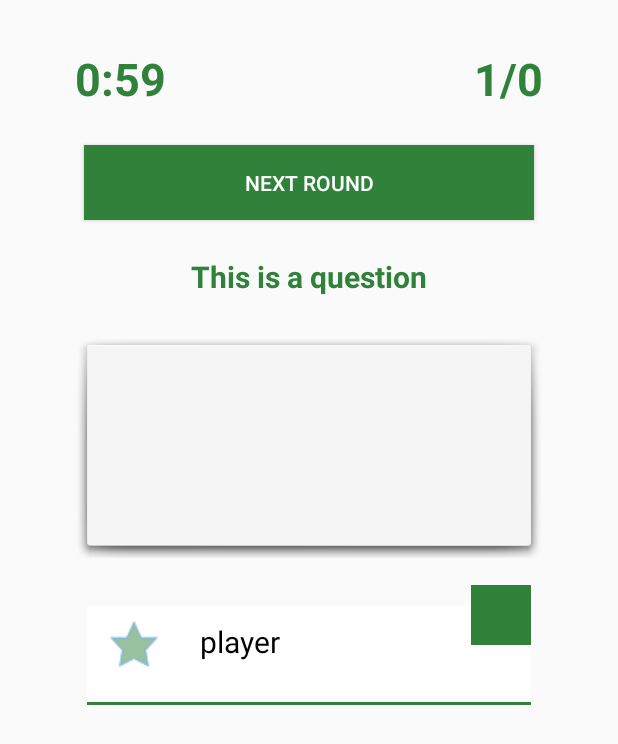
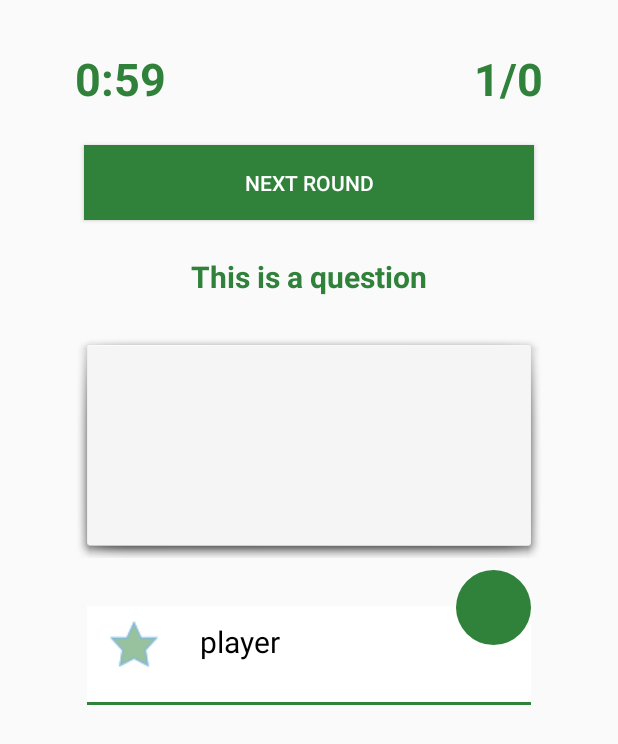
Before and after one commit to onumtiger/Quiplash, an Android app: the EvaluationActivity screen opened directly, with no data from a screen before it, on a phone screen of 412 x 824 dp. Shown: the top 744 px of the screen. Run offline under Robolectric (Android 15) with nearby library versions, the phone set to English and light mode, and no system bars; our stand-ins replace Firebase (no records; nobody signed in at launch, a user with empty details on screens opened directly); pictures from the network do not load; 5 statements that could not run were skipped.

Commit message:
added round score-textview

```diff
--- /dev/null
+++ b/app/src/main/res/drawable/round_corner.xml
@@ -0,0 +1,16 @@
+<?xml version="1.0" encoding="utf-8"?>
+<shape xmlns:android="http://schemas.android.com/apk/res/android" >
+    <!--<stroke
+        android:width="1dp"
+        android:color="@color/colorGreen" />-->
+
+    <solid android:color="@color/colorGreen" />
+
+    <padding
+        android:left="1dp"
+        android:right="1dp"
+        android:bottom="15dp"
+        android:top="15dp" />
+
+    <corners android:radius="25dp" />
+</shape>
--- a/app/src/main/res/layout/activity_evaluation.xml
+++ b/app/src/main/res/layout/activity_evaluation.xml
@@ -97,12 +97,14 @@
 
             <TextView
                 android:id="@+id/textViewScore"
-            android:layout_width="40dp"
-            android:layout_height="40dp"
+                android:layout_width="50dp"
+                android:layout_height="50dp"
                 android:layout_marginBottom="40dp"
-            android:background="@color/colorGreen"
+                android:background="@drawable/round_corner"
+                android:text=""
                 android:textAlignment="center"
                 android:textColor="@color/colorWhite"
+                android:textSize="14sp"
                 android:textStyle="bold"
                 app:layout_constraintBottom_toBottomOf="@+id/winner"
                 app:layout_constraintEnd_toEndOf="@+id/winner"
@@ -152,7 +154,7 @@
             android:layout_width="40dp"
             android:layout_height="40dp"
             android:layout_marginBottom="40dp"
-            android:background="@color/colorGreen"
+            android:background="@drawable/round_corner"
             android:textAlignment="center"
             android:textColor="@color/colorWhite"
             android:textStyle="bold"
```
Lines whose indentation alone changed are shown as unchanged.
